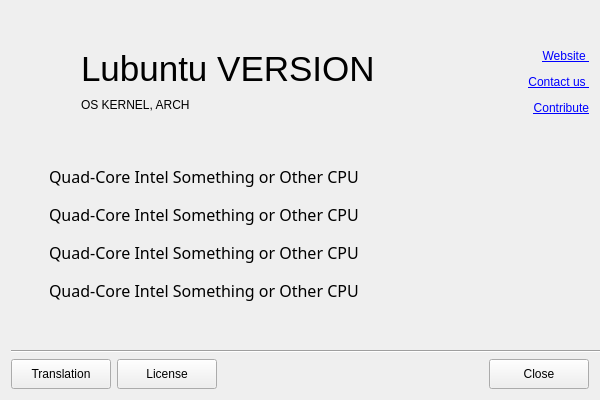
The window that src/main.ui (lubuntu-team/lubuntu-about) describes before a commit, drawn with Qt 5.
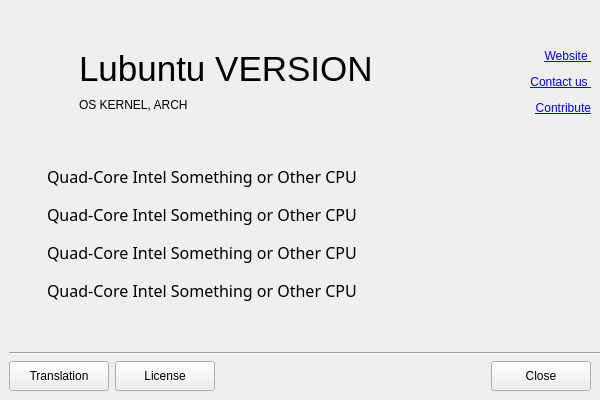
The same window after the commit. Icons and pictures are not drawn.

Commit message: Put the mainform QWidget inside of a QMainWindow box, so things work out a bit better.

The edit to the form file:
```diff
--- a/src/main.ui
+++ b/src/main.ui
@@ -1,7 +1,7 @@
 <?xml version="1.0" encoding="UTF-8"?>
 <ui version="4.0">
  <class>MainWindow</class>
- <widget class="QWidget" name="mainform">
+ <widget class="QMainWindow" name="MainWindow">
   <property name="geometry">
    <rect>
     <x>0</x>
@@ -25,6 +25,7 @@
   <property name="windowTitle">
    <string>Form</string>
   </property>
+  <widget class="QWidget" name="mainform">
   <layout class="QGridLayout" name="gridLayout">
    <item row="6" column="0">
     <layout class="QVBoxLayout" name="specs">
@@ -420,6 +421,7 @@
     </widget>
    </item>
   </layout>
+  </widget>
  </widget>
  <resources>
   <include location="main.qrc"/>
```
Lines whose indentation alone changed are shown as unchanged.
